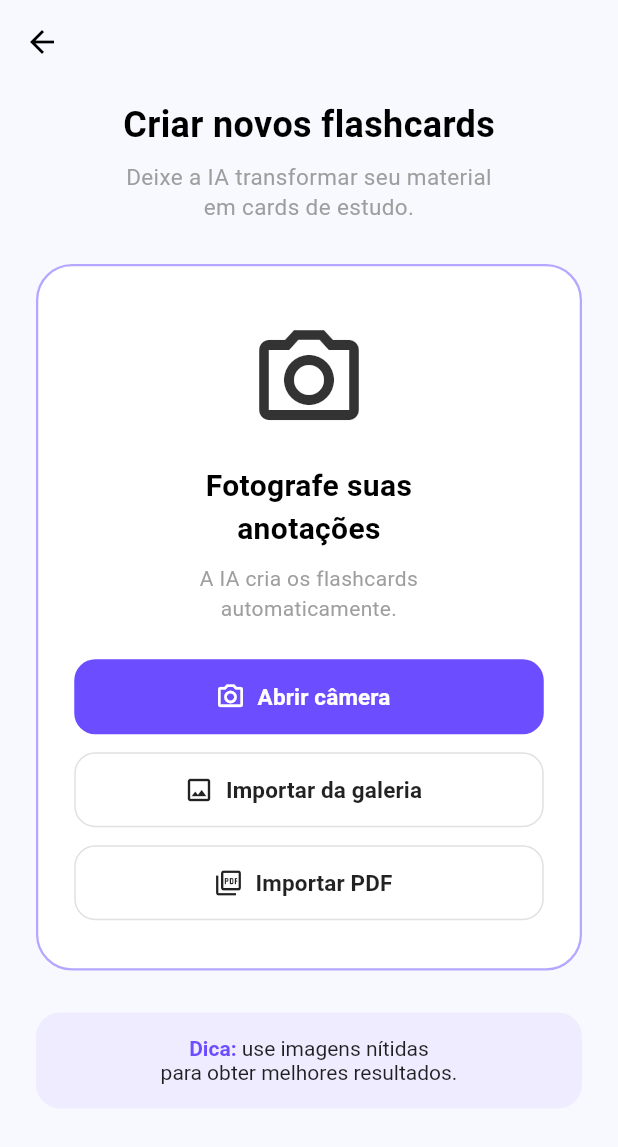
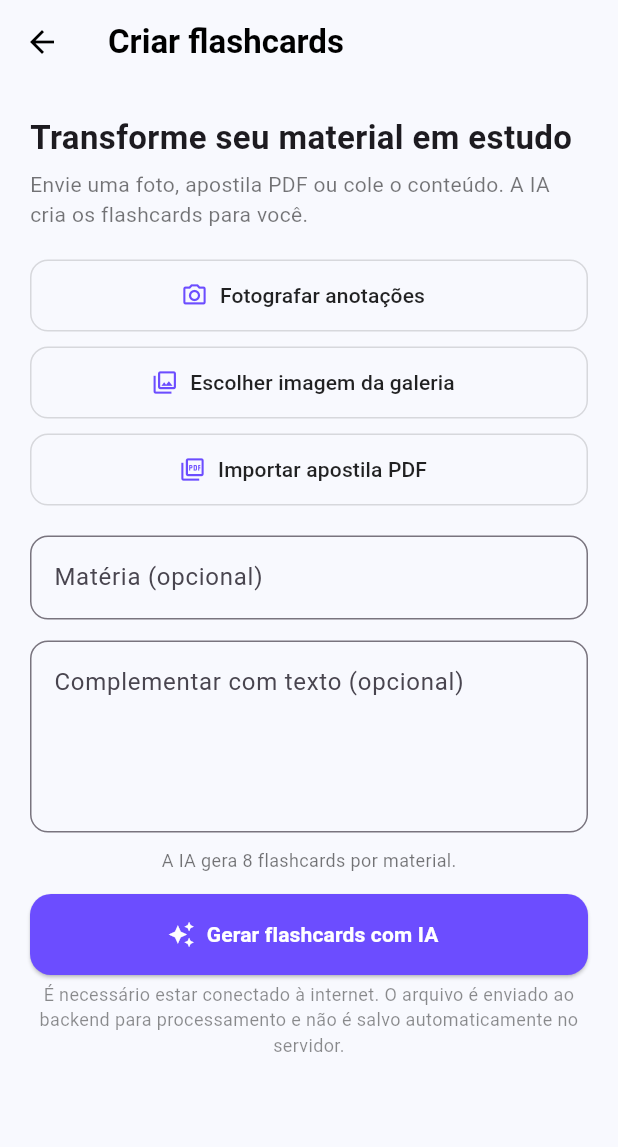
Before and after one commit to MariIzar/Studycards-app, a Flutter app: the CreateFlashcardsScreen screen opened directly, on a phone screen of 412 x 824 dp. Shown: the top 1147 px of the screen. Run offline on Flutter 3.47's test engine with Material 3 defaults, Android fonts, the phone set to English and light mode, and no system bars; our stand-ins replace file_picker, image_picker, shared_preferences, sqflite; accounts and stored records are empty.

Commit message:
feat: atualiza aplicativo com integração de IA

```diff
--- a/lib/creat_flashcards.dart
+++ b/lib/creat_flashcards.dart
@@ -1,205 +1,136 @@
+import 'dart:io';
+import 'package:file_picker/file_picker.dart';
 import 'package:flutter/material.dart';
+import 'package:image_picker/image_picker.dart';
+import 'services/ai_service.dart';
 
-class CreateFlashcardsScreen extends StatelessWidget {
+class CreateFlashcardsScreen extends StatefulWidget {
   const CreateFlashcardsScreen({super.key});
+  @override
+  State<CreateFlashcardsScreen> createState() => _CreateFlashcardsScreenState();
+}
+
+class _CreateFlashcardsScreenState extends State<CreateFlashcardsScreen> {
+  static const purple = Color(0xFF6C4DFF);
+  final _picker = ImagePicker();
+  final _subject = TextEditingController();
+  final _text = TextEditingController();
+  File? _file;
+  String? _fileName;
+  bool _loading = false;
 
   @override
-  Widget build(BuildContext context) {
-    const primaryPurple = Color(0xFF6C4DFF);
-
-    return Scaffold(
-      backgroundColor: const Color(0xFFF8F9FE),
-      appBar: AppBar(
-        backgroundColor: Colors.transparent,
-        elevation: 0,
-        leading: IconButton(
-          icon: const Icon(Icons.arrow_back, color: Colors.black),
-          onPressed: () => Navigator.pop(context),
-        ),
-      ),
-      body: SafeArea(
-        child: SingleChildScrollView(
-          padding: const EdgeInsets.symmetric(horizontal: 24.0),
-          child: Column(
-            crossAxisAlignment: CrossAxisAlignment.center,
-            children: [
-              const SizedBox(height: 10),
-              const Text(
-                'Criar novos flashcards',
-                style: TextStyle(
-                  fontSize: 24,
-                  fontWeight: FontWeight.bold,
-                  color: Colors.black,
-                ),
-              ),
-              const SizedBox(height: 8),
-              const Text(
-                'Deixe a IA transformar seu material\nem cards de estudo.',
-                textAlign: TextAlign.center,
-                style: TextStyle(fontSize: 15, color: Colors.grey, height: 1.3),
-              ),
-              const SizedBox(height: 28),
-
-              // Card Central Roxo
-              Container(
-                width: double.infinity,
-                padding: const EdgeInsets.all(24),
-                decoration: BoxDecoration(
-                  color: Colors.white,
-                  borderRadius: BorderRadius.circular(24),
-                  border: Border.all(
-                    color: primaryPurple.withOpacity(0.5),
-                    width: 1.5,
-                  ),
-                ),
-                child: Column(
-                  children: [
-                    const SizedBox(height: 12),
-                    Icon(
-                      Icons.camera_alt_outlined,
-                      size: 80,
-                      color: Colors.black.withOpacity(0.8),
-                    ),
-                    const SizedBox(height: 16),
-                    const Text(
-                      'Fotografe suas\nanotações',
-                      textAlign: TextAlign.center,
-                      style: TextStyle(
-                        fontSize: 20,
-                        fontWeight: FontWeight.bold,
-                        color: Colors.black,
-                      ),
-                    ),
-                    const SizedBox(height: 8),
-                    const Text(
-                      'A IA cria os flashcards\nautomaticamente.',
-                      textAlign: TextAlign.center,
-                      style: TextStyle(fontSize: 14, color: Colors.grey),
-                    ),
-                    const SizedBox(height: 24),
-
-                    // Botão "Abrir câmera" -> Direciona para a tela da Câmera
-                    SizedBox(
-                      width: double.infinity,
-                      height: 50,
-                      child: ElevatedButton.icon(
-                        style: ElevatedButton.styleFrom(
-                          backgroundColor: primaryPurple,
-                          elevation: 0,
-                          shape: RoundedRectangleBorder(
-                            borderRadius: BorderRadius.circular(14),
-                          ),
-                        ),
-                        onPressed: () {
-                          Navigator.pushNamed(context, '/camera');
-                        },
-                        icon: const Icon(
-                          Icons.camera_alt_outlined,
-                          color: Colors.white,
-                          size: 20,
-                        ),
-                        label: const Text(
-                          'Abrir câmera',
-                          style: TextStyle(
-                            color: Colors.white,
-                            fontSize: 15,
-                            fontWeight: FontWeight.bold,
-                          ),
-                        ),
-                      ),
-                    ),
-                    const SizedBox(height: 12),
-
-                    // Botão "Importar da galeria" -> Vai para Revisar Imagem
-                    _buildOptionButton(
-                      icon: Icons.image_outlined,
-                      label: 'Importar da galeria',
-                      onPressed: () {
-                        Navigator.pushNamed(context, '/review-image');
-                      },
-                    ),
-                    const SizedBox(height: 12),
-
-                    // Botão "Importar PDF" -> Vai para o Processamento
-                    _buildOptionButton(
-                      icon: Icons.picture_as_pdf_outlined,
-                      label: 'Importar PDF',
-                      onPressed: () {
-                        Navigator.pushNamed(context, '/processing');
-                      },
-                    ),
-                    const SizedBox(height: 8),
-                  ],
-                ),
-              ),
-              const SizedBox(height: 28),
-
-              // Caixa de Dica
-              Container(
-                width: double.infinity,
-                padding: const EdgeInsets.symmetric(
-                  horizontal: 20,
-                  vertical: 16,
-                ),
-                decoration: BoxDecoration(
-                  color: const Color(0xFFF0ECFF),
-                  borderRadius: BorderRadius.circular(16),
-                ),
-                child: RichText(
-                  textAlign: TextAlign.center,
-                  text: const TextSpan(
-                    style: TextStyle(fontSize: 14, color: Colors.black87),
-                    children: [
-                      TextSpan(
-                        text: 'Dica: ',
-                        style: TextStyle(
-                          color: primaryPurple,
-                          fontWeight: FontWeight.bold,
-                        ),
-                      ),
-                      TextSpan(
-                        text: 'use imagens nítidas\npara obter melhores resultados.',
-                      ),
-                    ],
-                  ),
-                ),
-              ),
-              const SizedBox(height: 24),
-            ],
-          ),
-        ),
-      ),
-    );
+  void dispose() {
+    _subject.dispose();
+    _text.dispose();
+    super.dispose();
   }
 
-  Widget _buildOptionButton({
-    required IconData icon,
-    required String label,
-    required VoidCallback onPressed,
-  }) {
-    return SizedBox(
-      width: double.infinity,
-      height: 50,
-      child: OutlinedButton.icon(
-        style: OutlinedButton.styleFrom(
-          backgroundColor: Colors.white,
-          side: const BorderSide(color: Colors.black12),
-          elevation: 0,
-          shape: RoundedRectangleBorder(
-            borderRadius: BorderRadius.circular(14),
-          ),
+  Future<void> _pickImage(ImageSource source) async {
+    try {
+      final image = await _picker.pickImage(source: source, imageQuality: 85);
+      if (image != null && mounted) {
+        setState(() { _file = File(image.path); _fileName = image.name; });
+      }
+    } catch (e) { _showError('Não foi possível abrir a imagem: $e'); }
+  }
+
+  Future<void> _pickPdf() async {
+    try {
+      final result = await FilePicker.platform.pickFiles(
+        type: FileType.custom,
+        allowedExtensions: ['pdf'],
+        withData: false,
+      );
+      if (result == null || !mounted) return;
+
+      final selected = result.files.single;
+      final selectedPath = selected.path;
+      if (selectedPath == null || selectedPath.isEmpty) {
+        _showError('O seletor encontrou o PDF, mas não disponibilizou o caminho do arquivo. Salve o PDF no aparelho e tente novamente.');
+        return;
+      }
+
+      final selectedFile = File(selectedPath);
+      if (!await selectedFile.exists()) {
+        _showError('Não consegui acessar o PDF selecionado. Salve-o no aparelho e tente novamente.');
+        return;
+      }
+
+      if (!mounted) return;
+      setState(() {
+        _file = selectedFile;
+        _fileName = selected.name;
+      });
+    } catch (e) {
+      _showError('Não foi possível importar o PDF: $e');
+    }
+  }
+
+  void _showError(String message) {
+    if (!mounted) return;
+    ScaffoldMessenger.of(context).showSnackBar(SnackBar(content: Text(message)));
+  }
+
+  Future<void> _generate() async {
+    if (_file == null && _text.text.trim().length < 30) {
+      _showError('Selecione uma foto/PDF ou digite pelo menos 30 caracteres da matéria.');
+      return;
+    }
+    setState(() => _loading = true);
+    try {
+      final result = await AiService.gerarFlashcards(
+        arquivo: _file, texto: _text.text.trim(), materia: _subject.text.trim(),
+      );
+      if (!mounted) return;
+      result['localFilePath'] = _file?.path;
+      Navigator.pushReplacementNamed(context, '/generated-flashcards', arguments: result);
+    } catch (e) {
+      _showError(e.toString().replaceFirst('Exception: ', ''));
+    } finally {
+      if (mounted) setState(() => _loading = false);
+    }
+  }
+
+  Widget _option(IconData icon, String label, VoidCallback onTap) =>
+      SizedBox(width: double.infinity, child: OutlinedButton.icon(
+        onPressed: _loading ? null : onTap, icon: Icon(icon, color: purple),
+        label: Text(label), style: OutlinedButton.styleFrom(
+          foregroundColor: Colors.black87, minimumSize: const Size.fromHeight(48),
+          side: const BorderSide(color: Color(0x22000000)), shape: RoundedRectangleBorder(borderRadius: BorderRadius.circular(12)),
         ),
-        onPressed: onPressed,
-        icon: Icon(icon, color: Colors.black87, size: 20),
-        label: Text(
-          label,
-          style: const TextStyle(
-            color: Colors.black87,
-            fontSize: 15,
-            fontWeight: FontWeight.bold,
-          ),
-        ),
-      ),
-    );
-  }
+      ));
+
+  @override
+  Widget build(BuildContext context) => Scaffold(
+    backgroundColor: const Color(0xFFF8F9FE),
+    appBar: AppBar(backgroundColor: Colors.transparent, elevation: 0, title: const Text('Criar flashcards', style: TextStyle(color: Colors.black, fontWeight: FontWeight.bold)), iconTheme: const IconThemeData(color: Colors.black)),
+    body: SafeArea(child: SingleChildScrollView(padding: const EdgeInsets.all(20), child: Column(crossAxisAlignment: CrossAxisAlignment.start, children: [
+      const Text('Transforme seu material em estudo', style: TextStyle(fontSize: 22, fontWeight: FontWeight.bold)),
+      const SizedBox(height: 6), const Text('Envie uma foto, apostila PDF ou cole o conteúdo. A IA cria os flashcards para você.' , style: TextStyle(color: Colors.black54)),
+      const SizedBox(height: 20),
+      _option(Icons.camera_alt_outlined, 'Fotografar anotações', () => _pickImage(ImageSource.camera)),
+      const SizedBox(height: 10),
+      _option(Icons.photo_library_outlined, 'Escolher imagem da galeria', () => _pickImage(ImageSource.gallery)),
+      const SizedBox(height: 10),
+      _option(Icons.picture_as_pdf_outlined, 'Importar apostila PDF', _pickPdf),
+      if (_fileName != null) ...[
+        const SizedBox(height: 12), Container(padding: const EdgeInsets.all(12), decoration: BoxDecoration(color: const Color(0xFFECE7FF), borderRadius: BorderRadius.circular(12)), child: Row(children: [const Icon(Icons.attach_file, color: purple), Expanded(child: Text(_fileName!, overflow: TextOverflow.ellipsis)), IconButton(onPressed: () => setState(() { _file = null; _fileName = null; }), icon: const Icon(Icons.close))])),
+      ],
+      const SizedBox(height: 20),
+      TextField(controller: _subject, decoration: InputDecoration(labelText: 'Matéria (opcional)', hintText: 'Ex.: Física, Biologia, Cálculo...', border: OutlineInputBorder(borderRadius: BorderRadius.circular(12)))),
+      const SizedBox(height: 14),
+      TextField(controller: _text, minLines: 4, maxLines: 8, decoration: InputDecoration(labelText: 'Complementar com texto (opcional)', hintText: 'Cole aqui um resumo, tópicos ou trechos da apostila...', alignLabelWithHint: true, border: OutlineInputBorder(borderRadius: BorderRadius.circular(12)))),
+      const SizedBox(height: 10),
+      const Center(child: Text('A IA gera 8 flashcards por material.', style: TextStyle(fontSize: 12, color: Colors.black54))),
+      const SizedBox(height: 14),
+      SizedBox(width: double.infinity, height: 54, child: ElevatedButton.icon(
+        onPressed: _loading ? null : _generate, style: ElevatedButton.styleFrom(backgroundColor: purple, foregroundColor: Colors.white, shape: RoundedRectangleBorder(borderRadius: BorderRadius.circular(14))),
+        icon: _loading ? const SizedBox(width: 18, height: 18, child: CircularProgressIndicator(strokeWidth: 2, color: Colors.white)) : const Icon(Icons.auto_awesome),
+        label: Text(_loading ? 'Analisando material...' : 'Gerar flashcards com IA', style: const TextStyle(fontWeight: FontWeight.bold)),
+      )),
+      const SizedBox(height: 4),
+      const Text('É necessário estar conectado à internet. O arquivo é enviado ao backend para processamento e não é salvo automaticamente no servidor.', textAlign: TextAlign.center, style: TextStyle(fontSize: 12, color: Colors.black45)),
+    ]))),
+  );
 }
--- /dev/null
+++ b/lib/services/ai_service.dart
@@ -0,0 +1,44 @@
+import 'dart:convert';
+import 'dart:io';
+import 'package:http/http.dart' as http;
+
+/// Cliente HTTP do Study Cards. A chave do Gemini nunca deve ficar no Flutter.
+class AiService {
+  static const String baseUrl = String.fromEnvironment(
+    'API_BASE_URL',
+    defaultValue: 'http://10.0.2.2:3000',
+  );
+
+  static Future<Map<String, dynamic>> gerarFlashcards({
+    File? arquivo,
+    String? texto,
+    String? materia,
+  }) async {
+    final uri = Uri.parse('$baseUrl/api/materials/flashcards');
+    final request = http.MultipartRequest('POST', uri)
+      ..fields['text'] = texto ?? ''
+      ..fields['subject'] = materia ?? ''
+      ..fields['count'] = '8';
+
+    if (arquivo != null) {
+      request.files.add(await http.MultipartFile.fromPath('file', arquivo.path));
+    }
+
+    final streamed = await request.send().timeout(const Duration(minutes: 3));
+    final response = await http.Response.fromStream(streamed);
+    return _decode(response);
+  }
+
+  static Map<String, dynamic> _decode(http.Response response) {
+    Map<String, dynamic> body;
+    try {
+      body = jsonDecode(response.body) as Map<String, dynamic>;
+    } catch (_) {
+      throw Exception('Resposta inválida do servidor (${response.statusCode}).');
+    }
+    if (response.statusCode < 200 || response.statusCode >= 300) {
+      throw Exception(body['error']?.toString() ?? 'Erro na API (${response.statusCode}).');
+    }
+    return body;
+  }
+}
--- a/pubspec.yaml
+++ b/pubspec.yaml
@@ -38,6 +38,10 @@ dependencies:
   path: ^1.9.1
   shared_preferences: ^2.5.6
   crypto: ^3.0.6
+  http: ^1.3.0
+  image_picker: ^1.1.2
+  file_picker: ^10.3.10
+  path_provider: ^2.1.5
 
 dev_dependencies:
   flutter_test:
```
Also changed, not shown: LEIA-ME-ANTES-DE-RODAR.txt (added, +25 -0 lines), lib/banco_de_dados/ai_storage_helper.dart (added, +61 -0 lines), lib/generated_fleshcards.dart (+77 -141 lines), lib/services/material_storage_service.dart (added, +19 -0 lines), pubspec.lock, 9 other files.
